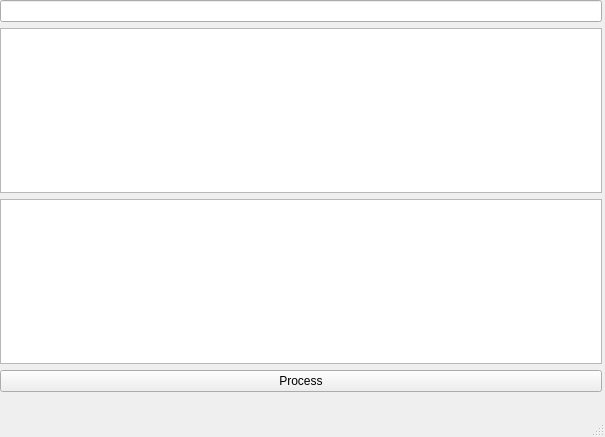
Qt form ui/MainWindow.ui (littleD/qregexp) before a commit.
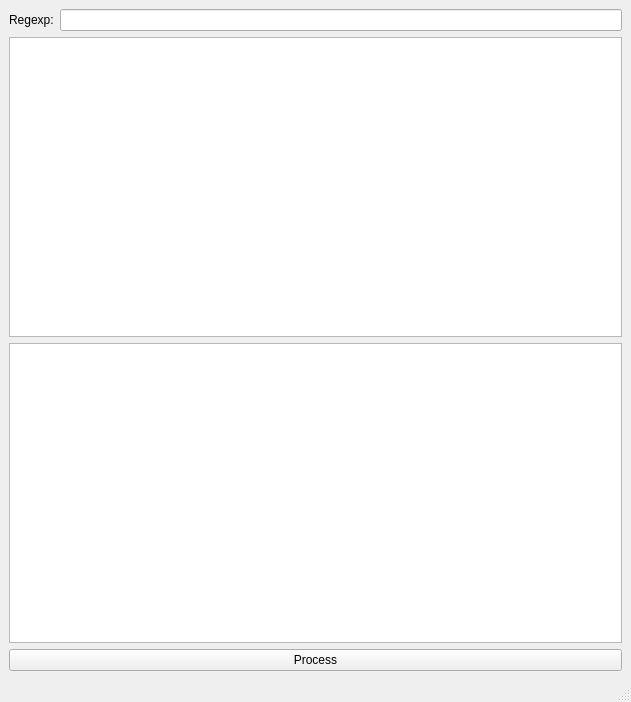
The same form after that commit.

Diff of the .ui file:
```diff
--- a/ui/MainWindow.ui
+++ b/ui/MainWindow.ui
@@ -6,27 +6,29 @@
    <rect>
     <x>0</x>
     <y>0</y>
-    <width>605</width>
-    <height>437</height>
+    <width>631</width>
+    <height>702</height>
    </rect>
   </property>
   <property name="windowTitle">
    <string>MainWindow</string>
   </property>
   <widget class="QWidget" name="centralwidget">
-   <widget class="QWidget" name="layoutWidget">
-    <property name="geometry">
-     <rect>
-      <x>0</x>
-      <y>0</y>
-      <width>602</width>
-      <height>392</height>
-     </rect>
-    </property>
     <layout class="QVBoxLayout" name="verticalLayout">
      <item>
+     <layout class="QHBoxLayout" name="horizontalLayout">
+      <item>
+       <widget class="QLabel" name="label">
+        <property name="text">
+         <string>Regexp:</string>
+        </property>
+       </widget>
+      </item>
+      <item>
       <widget class="QLineEdit" name="LE_regexp"/>
      </item>
+     </layout>
+    </item>
      <item>
       <widget class="QTextEdit" name="TE_in"/>
      </item>
@@ -49,14 +51,13 @@
      </item>
     </layout>
    </widget>
-  </widget>
   <widget class="QMenuBar" name="menubar">
    <property name="geometry">
     <rect>
      <x>0</x>
      <y>0</y>
-     <width>605</width>
-     <height>23</height>
+     <width>631</width>
+     <height>20</height>
     </rect>
    </property>
   </widget>
```
Lines whose indentation alone changed are shown as unchanged.
